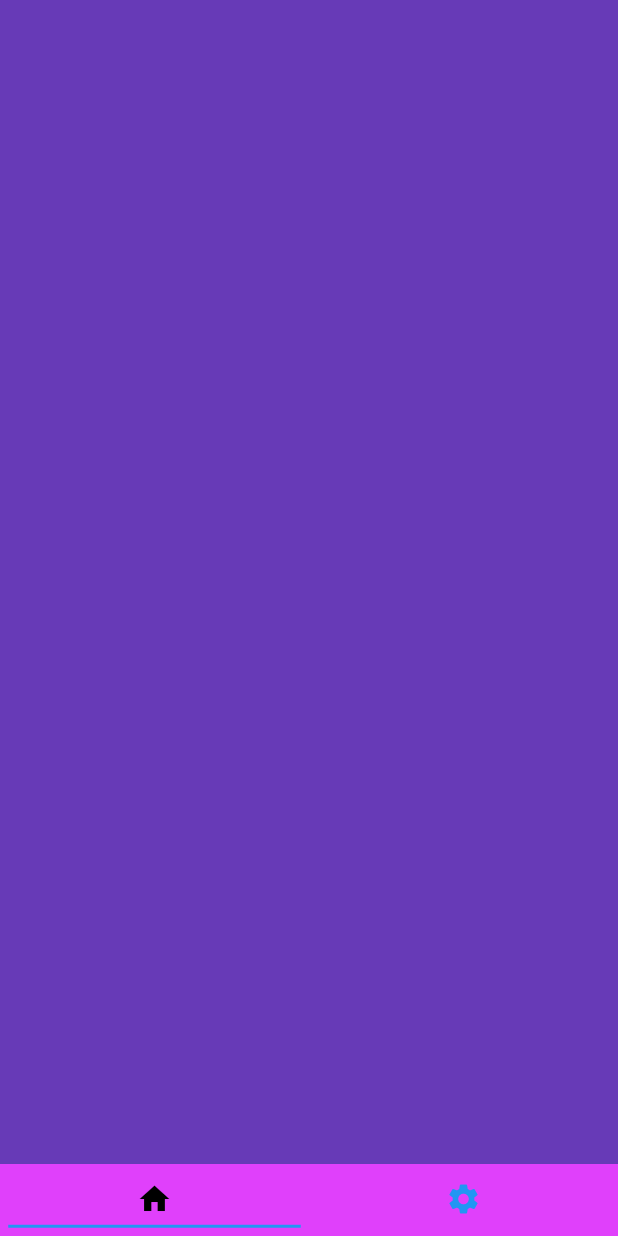
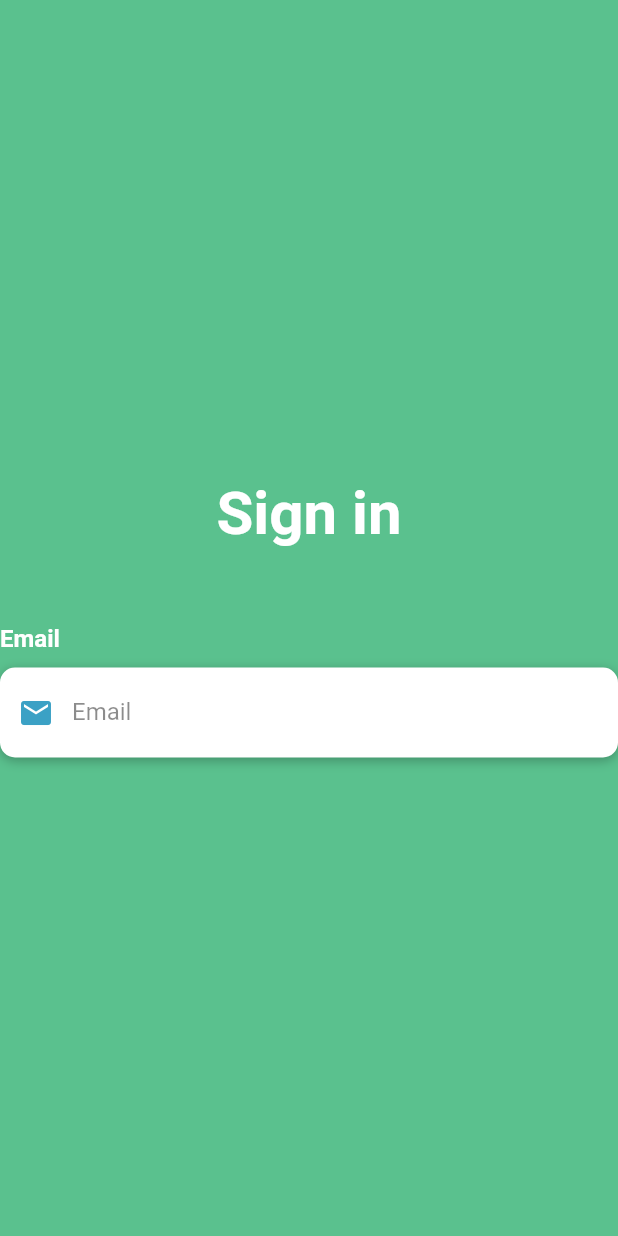
Before and after one commit to MosesColince/TodoAPP, a Flutter app: the screen it shows after launch, on a phone screen of 412 x 824 dp. Run offline on Flutter 3.47's test engine with Material 2 defaults, Android fonts, the phone set to English and light mode, and no system bars; missing offline and left inert: dart:html.

Commit message:
Create a sign in page#2

```diff
--- a/todoapp/analysis_options.yaml
+++ b/todoapp/analysis_options.yaml
@@ -1,29 +1,9 @@
-# This file configures the analyzer, which statically analyzes Dart code to
-# check for errors, warnings, and lints.
-#
-# The issues identified by the analyzer are surfaced in the UI of Dart-enabled
-# IDEs (https://dart.dev/tools#ides-and-editors). The analyzer can also be
-# invoked from the command line by running `flutter analyze`.
-
-# The following line activates a set of recommended lints for Flutter apps,
-# packages, and plugins designed to encourage good coding practices.
 include: package:flutter_lints/flutter.yaml
 
 linter:
-  # The lint rules applied to this project can be customized in the
-  # section below to disable rules from the `package:flutter_lints/flutter.yaml`
-  # included above or to enable additional rules. A list of all available lints
-  # and their documentation is published at
-  # https://dart-lang.github.io/linter/lints/index.html.
-  #
-  # Instead of disabling a lint rule for the entire project in the
-  # section below, it can also be suppressed for a single line of code
-  # or a specific dart file by using the `// ignore: name_of_lint` and
-  # `// ignore_for_file: name_of_lint` syntax on the line or in the file
-  # producing the lint.
   rules:
-    # avoid_print: false  # Uncomment to disable the `avoid_print` rule
-    # prefer_single_quotes: true  # Uncomment to enable the `prefer_single_quotes` rule
-
-# Additional information about this file can be found at
-# https://dart.dev/guides/language/analysis-options
+    prefer_const_constructors: false
+    prefer_final_fields: prefer_final_fieldsuse_key_in_widgets_constructors:false
+    prefer_const_literals_to_create_immutables: false
+    prefer_const-constructors_in_immutables: false
+    avoid_print: false
--- /dev/null
+++ b/todoapp/lib/loginscreen/login.dart
@@ -0,0 +1,94 @@
+import 'dart:html';
+import 'package:flutter/material.dart';
+import 'package:flutter/services.dart';
+
+// ignore: use_key_in_widget_constructors
+class LoginScreen extends StatefulWidget {
+  @override
+  // ignore: library_private_types_in_public_api
+  _LoginScreenState createState() => _LoginScreenState();
+}
+
+
+Widget buildEmail() {
+  return Column(
+    crossAxisAlignment: CrossAxisAlignment.start,
+    children: <Widget>[
+      const Text(
+        "Email",
+        style: TextStyle(
+            color: Colors.white, fontSize: 16, fontWeight: FontWeight.bold),
+      ),
+      const SizedBox(height: 10),
+      Container(
+        alignment: Alignment.centerLeft,
+        decoration: BoxDecoration(
+            color: Colors.white,
+            borderRadius: BorderRadius.circular(10),
+            // ignore: prefer_const_literals_to_create_immutables
+            boxShadow: [
+              const BoxShadow(
+                  color: Colors.black26, blurRadius: 6, offset: Offset(0, 2))
+            ]),
+        height: 60,
+        // ignore: prefer_const_constructors
+        child: TextField(
+          keyboardType: TextInputType.emailAddress,
+          style: const TextStyle(color: Colors.black54),
+          decoration: const InputDecoration(
+              border: InputBorder.none,
+              contentPadding: EdgeInsets.only(top: 14),
+              prefixIcon: Icon(Icons.email, color: Color(0xff3ba1c5)),
+              hintText: 'Email',
+              hintStyle: TextStyle(color: Colors.black45)),
+        ),
+      )
+    ],
+  );
+}
+
+class _LoginScreenState extends State<LoginScreen> {
+  @override
+  Widget build(BuildContext context) {
+    return Scaffold(
+      body: AnnotatedRegion<SystemUiOverlayStyle>(
+        value: SystemUiOverlayStyle.light,
+        child: GestureDetector(
+          child: Stack(
+            children: <Widget>[
+              Container(
+                height: double.infinity,
+                width: double.infinity,
+                decoration: const BoxDecoration(
+                    gradient: LinearGradient(
+                        begin: Alignment.topCenter,
+                        end: Alignment.bottomCenter,
+                        colors: [
+                      Color(0xff5ac18e),
+                      Color(0xff5ac18e),
+                      Color(0xff5ac18e),
+                      Color(0xff5ac18e),
+                    ])),
+                child: Column(
+                  mainAxisAlignment: MainAxisAlignment.center,
+                  children: <Widget>[
+                    // ignore: prefer_const_constructors
+                    Text(
+                      "Sign in",
+                      style: const TextStyle(
+                          color: Colors.white,
+                          fontSize: 40,
+                          fontWeight: FontWeight.bold),
+                    ),
+                    const SizedBox(height: 50),
+                    buildEmail(),
+                  ],
+                ),
+              )
+            ],
+          ),
+        ),
+      ),
+    );
+  }
+}
--- a/todoapp/lib/main.dart
+++ b/todoapp/lib/main.dart
@@ -1,5 +1,9 @@
 import 'package:flutter/material.dart';
-import 'model/global.dart';
+//import 'package:english_words/english_words.dart';
+import 'package:todoapp/loginscreen/login.dart';
+//import 'model/global.dart';
+import 'loginscreen/login.dart';
+//import 'package:provider/provider.dart';
 
 void main() {
   runApp(const MyApp());
@@ -11,17 +15,16 @@ class MyApp extends StatelessWidget {
   // This widget is the root of your application.
   @override
   Widget build(BuildContext context) {
+    // ignore: prefer_const_constructors
     return MaterialApp(
-      title: 'newflutapp',
-      theme: ThemeData(
-        primarySwatch: Colors.teal,
-      ),
-      home: const MyHomePage(title: 'Flutter Demo Home Page'),
+      title: 'todoapp',
+      debugShowCheckedModeBanner: false,
+      home: LoginScreen(),
     );
   }
 }
 
-class MyHomePage extends StatefulWidget {
+/*class MyHomePage extends StatefulWidget {
   const MyHomePage({Key? key, required this.title}) : super(key: key);
 
   final String title;
@@ -34,7 +37,7 @@ class _MyHomePageState extends State<MyHomePage> {
   @override
   Widget build(BuildContext context) {
     return MaterialApp(
-      color: Colors.deepPurple,
+      color: Colors.white,
       home: SafeArea(
         child: DefaultTabController(
           length: 2,
@@ -69,4 +72,4 @@ class _MyHomePageState extends State<MyHomePage> {
       ),
     );
   }
-}
+}*/
```
Also changed, not shown: todoapp/pubspec.yaml (+5 -66 lines), 1 other file.
